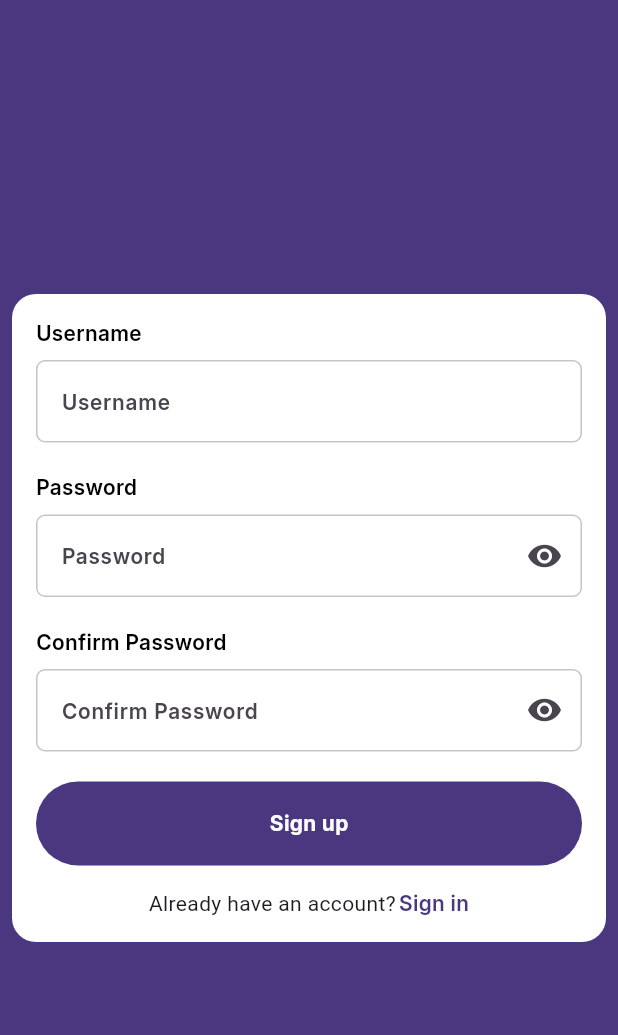
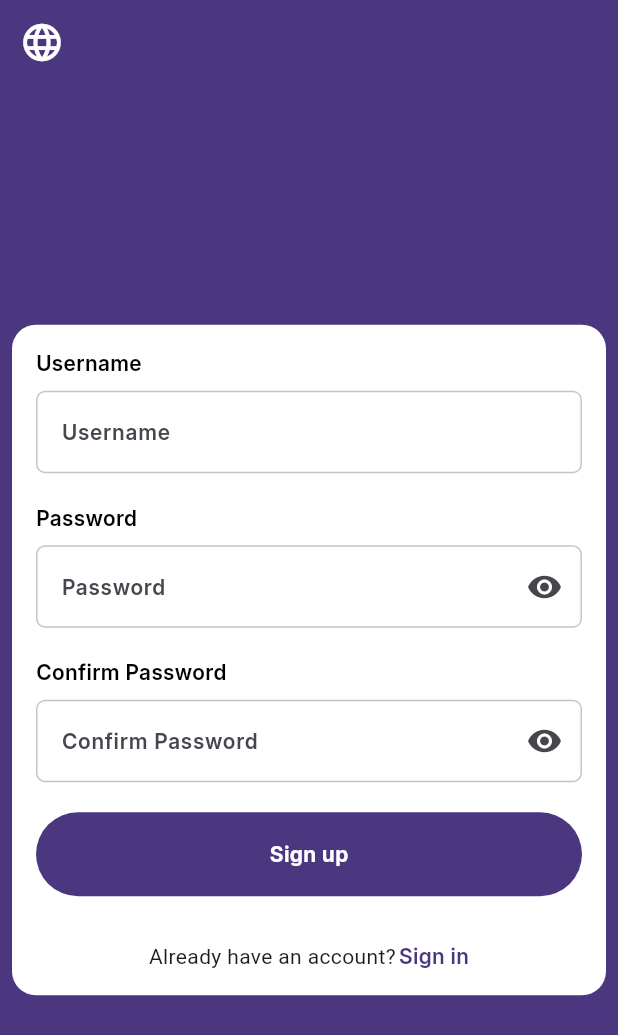
Before and after one commit to vuekah/todo_app_flutter, a Flutter app: the screen it shows after launch, after a tap on "Sign up", on a phone screen of 412 x 824 dp. Shown: the top 1035 px of the screen. Run offline on Flutter 3.47's test engine with Material 3 defaults, Android fonts, the light colour scheme and no system bars; our stand-ins replace shared_preferences, skeletonizer, supabase_flutter; accounts and stored records are empty; generated files the repository leaves out were written again.

Commit message:
refactor code, add multiple language

```diff
--- /dev/null
+++ b/lib/l10n/language_provider.dart
@@ -0,0 +1,27 @@
+import 'package:flutter/material.dart';
+import 'package:shared_preferences/shared_preferences.dart';
+
+class LanguageProvider with ChangeNotifier {
+  Locale _locale = const Locale('en');
+
+  Locale get locale => _locale;
+
+  LanguageProvider() {
+    _loadLanguage();
+  }
+
+  _loadLanguage() async {
+    final prefs = await SharedPreferences.getInstance();
+    final languageCode = prefs.getString('language_code') ?? 'en';
+    _locale = Locale(languageCode);
+    notifyListeners();
+  }
+
+  Future<void> changeLanguage(String languageCode) async {
+    final prefs = await SharedPreferences.getInstance();
+    await prefs.setString('language_code', languageCode);
+
+    _locale = Locale(languageCode);
+    notifyListeners();
+  }
+}
--- a/lib/main.dart
+++ b/lib/main.dart
@@ -1,10 +1,13 @@
 import 'package:flutter/material.dart';
+import 'package:flutter_localizations/flutter_localizations.dart';
 import 'package:provider/provider.dart';
 import 'package:supabase_flutter/supabase_flutter.dart';
-import 'package:todo_app_flutter/pages/auth/login/login_viewmodel.dart';
+import 'package:todo_app_flutter/l10n/language_provider.dart';
+import 'package:todo_app_flutter/pages/home/home_viewmodel.dart';
 import 'package:todo_app_flutter/pages/splash_page.dart';
 import 'package:todo_app_flutter/theme/color_style.dart';
 import 'package:todo_app_flutter/theme/text_style.dart';
+import 'package:flutter_gen/gen_l10n/app_localizations.dart';
 
 const String anonKey =
     "eyJhbGciOiJIUzI1NiIsInR5cCI6IkpXVCJ9.eyJpc3MiOiJzdXBhYmFzZSIsInJlZiI6InRxd2J0ZWppeHpuaG1veGl0Z2NrIiwicm9sZSI6ImFub24iLCJpYXQiOjE3MzA3MDgwOTMsImV4cCI6MjA0NjI4NDA5M30.uhOegJf5C6ojGpk3pi34hkFMLASW_TpK8hNDld7QpJo";
@@ -22,12 +25,31 @@ class MyApp extends StatelessWidget {
 
   @override
   Widget build(BuildContext context) {
+    return MultiProvider(
+        providers: [
+          ChangeNotifierProvider(create: (_) => HomeViewModel()),
+          ChangeNotifierProvider(create: (_) => LanguageProvider())
+        ],
+        child: Consumer<LanguageProvider>(
+            builder: (context, languageProvider, child) {
           return MaterialApp(
+            locale: languageProvider.locale,
+            localizationsDelegates: const [
+              AppLocalizations.delegate,
+              GlobalCupertinoLocalizations.delegate,
+              GlobalWidgetsLocalizations.delegate,
+              GlobalMaterialLocalizations.delegate
+            ],
+            supportedLocales: const [
+              Locale('vi'),
+              Locale('en'),
+            ],
             theme: ThemeData(
                 appBarTheme: const AppBarTheme(
                     backgroundColor: MyAppColors.backgroundColor,
                     titleTextStyle: MyAppStyles.titleAppbarTextStyle)),
             home: const SplashPage(),
           );
+        }));
   }
 }
--- a/lib/pages/auth/login/login_page.dart
+++ b/lib/pages/auth/login/login_page.dart
@@ -2,12 +2,14 @@ import 'package:flutter/material.dart';
 import 'package:provider/provider.dart';
 import 'package:todo_app_flutter/common/widgets/button_widget.dart';
 import 'package:todo_app_flutter/common/widgets/textfield_widget.dart';
+import 'package:todo_app_flutter/l10n/language_provider.dart';
 import 'package:todo_app_flutter/pages/auth/login/login_viewmodel.dart';
 import 'package:todo_app_flutter/utils/dimens_util.dart';
 import 'package:todo_app_flutter/gen/fonts.gen.dart';
 import 'package:todo_app_flutter/pages/home/home_page.dart';
 import 'package:todo_app_flutter/pages/auth/register/register_page.dart';
 import 'package:todo_app_flutter/theme/color_style.dart';
+import 'package:flutter_gen/gen_l10n/app_localizations.dart';
 
 class LoginPage extends StatefulWidget {
   const LoginPage({super.key});
@@ -33,21 +35,38 @@ class _LoginPageState extends State<LoginPage> {
     return ChangeNotifierProvider(
       create: (context) => LoginViewModel(),
       builder: (context, child) => Scaffold(
+        appBar: AppBar(
+          leading: IconButton(
+            onPressed: () {
+              final languageProvider =
+                  Provider.of<LanguageProvider>(context, listen: false);
+              final currentLocale = languageProvider.locale.languageCode;
+              final newLanguageCode = currentLocale == 'vi' ? 'en' : 'vi';
+              languageProvider.changeLanguage(newLanguageCode);
+            },
+            icon: const Icon(
+              Icons.language,
+              size: 30,
+              color: MyAppColors.whiteColor,
+            ),
+          ),
+        ),
         backgroundColor: MyAppColors.backgroundColor,
         body: Center(
           child: Container(
-            margin: EdgeInsets.all(
-                Dimens.screenWidth > Dimens.screenHeight ? 35 : 8),
+            margin: const EdgeInsets.symmetric(horizontal: 8),
             decoration: BoxDecoration(
               borderRadius: BorderRadius.circular(16),
               color: MyAppColors.whiteColor,
             ),
             padding: const EdgeInsets.all(16),
             child: Column(
+              mainAxisAlignment: MainAxisAlignment.center,
+              crossAxisAlignment: CrossAxisAlignment.center,
               mainAxisSize: MainAxisSize.min,
               children: [
                 TextFieldWidget(
-                  hint: "Username",
+                  hint: AppLocalizations.of(context)!.username,
                   controller: _usernameController,
                 ),
                 const SizedBox(
@@ -59,9 +78,9 @@ class _LoginPageState extends State<LoginPage> {
                 ),
                 _buildLoginButton(context),
                 const SizedBox(
-                  height: 15,
+                  height: 30,
                 ),
-                _buildSignUpLink()
+                _buildSignUpLink(),
               ],
             ),
           ),
@@ -74,7 +93,7 @@ class _LoginPageState extends State<LoginPage> {
     return Row(
       mainAxisAlignment: MainAxisAlignment.center,
       children: [
-        const Text("Don't have an account?"),
+        Text(AppLocalizations.of(context)!.dontHaveAccount),
         const SizedBox(width: 2),
         GestureDetector(
           onTap: () {
@@ -83,9 +102,9 @@ class _LoginPageState extends State<LoginPage> {
               MaterialPageRoute(builder: (_) => const RegisterPage()),
             );
           },
-          child: const Text(
-            "Sign up",
-            style: TextStyle(
+          child: Text(
+            AppLocalizations.of(context)!.signUpTitle,
+            style: const TextStyle(
               color: MyAppColors.backgroundColor,
               fontFamily: FontFamily.inter,
               fontWeight: FontWeight.w600,
@@ -106,7 +125,7 @@ class _LoginPageState extends State<LoginPage> {
             callback: () async {
               await _handleLogin(context);
             },
-            title: "Sign in",
+            title: AppLocalizations.of(context)!.signInTitle,
           );
   }
 
@@ -123,14 +142,27 @@ class _LoginPageState extends State<LoginPage> {
       );
     } else {
       if (!mounted) return;
-      _showSnackbar(context, context.read<LoginViewModel>().errorLogin);
+      switch (context.read<LoginViewModel>().errorLogin) {
+        case LoginError.error:
+          _showSnackbar(context, AppLocalizations.of(context)!.loginError);
+          break;
+        case LoginError.emptyField:
+          _showSnackbar(context, AppLocalizations.of(context)!.emptyFieldError);
+          break;
+        case LoginError.invalidCredential:
+          _showSnackbar(
+              context, AppLocalizations.of(context)!.loginInvalidCredentials);
+          break;
+        default:
+          break;
+      }
     }
   }
 
   TextFieldWidget _buildPasswordField(BuildContext context) {
     return TextFieldWidget(
       controller: _passwordController,
-      hint: "Password",
+      hint: AppLocalizations.of(context)!.password,
       suffixIcon: GestureDetector(
         child: Icon(context.watch<LoginViewModel>().obscurePassword
             ? Icons.visibility
--- a/lib/pages/auth/register/register_page.dart
+++ b/lib/pages/auth/register/register_page.dart
@@ -2,10 +2,12 @@ import 'package:flutter/material.dart';
 import 'package:provider/provider.dart';
 import 'package:todo_app_flutter/common/widgets/button_widget.dart';
 import 'package:todo_app_flutter/common/widgets/textfield_widget.dart';
+import 'package:todo_app_flutter/l10n/language_provider.dart';
 import 'package:todo_app_flutter/pages/auth/register/register_viewmodel.dart';
 import 'package:todo_app_flutter/utils/dimens_util.dart';
 import 'package:todo_app_flutter/gen/fonts.gen.dart';
 import 'package:todo_app_flutter/theme/color_style.dart';
+import 'package:flutter_gen/gen_l10n/app_localizations.dart';
 
 class RegisterPage extends StatefulWidget {
   const RegisterPage({super.key});
@@ -33,7 +35,23 @@ class _RegisterPageState extends State<RegisterPage> {
 
     return ChangeNotifierProvider(
       create: (context) => RegisterViewModel(),
-      builder:(context,child)=> Scaffold(
+      builder: (context, child) => Scaffold(
+        appBar: AppBar(
+          leading: IconButton(
+            onPressed: () {
+              final languageProvider =
+                  Provider.of<LanguageProvider>(context, listen: false);
+              final currentLocale = languageProvider.locale.languageCode;
+              final newLanguageCode = currentLocale == 'vi' ? 'en' : 'vi';
+              languageProvider.changeLanguage(newLanguageCode);
+            },
+            icon: const Icon(
+              Icons.language,
+              size: 30,
+              color: MyAppColors.whiteColor,
+            ),
+          ),
+        ),
         backgroundColor: MyAppColors.backgroundColor,
         body: Center(
           child: SingleChildScrollView(
@@ -65,7 +83,9 @@ class _RegisterPageState extends State<RegisterPage> {
           _buildConfirmPasswordField(context),
           const SizedBox(height: 20),
           _buildRegisterButton(context),
-          const SizedBox(height: 15),
+          const SizedBox(
+            height: 30,
+          ),
           _buildSignInLink(),
         ],
       ),
@@ -74,40 +94,42 @@ class _RegisterPageState extends State<RegisterPage> {
 
   Widget _buildUsernameField() {
     return TextFieldWidget(
-      hint: "Username",
+      hint: AppLocalizations.of(context)!.username,
       controller: _usernameController,
     );
   }
 
   Widget _buildPasswordField(BuildContext context) {
-    return TextFieldWidget(
-      hint: "Password",
+    return Selector<RegisterViewModel, bool>(
+      builder: (context, value, child) => TextFieldWidget(
+        hint: AppLocalizations.of(context)!.password,
         controller: _passwordController,
-      obscureText: context.watch<RegisterViewModel>().obscurePassword,
+        obscureText: value,
         suffixIcon: GestureDetector(
           onTap: context.read<RegisterViewModel>().changeStateObscurePassword,
           child: Icon(
-          context.watch<RegisterViewModel>().obscurePassword
-              ? Icons.visibility
-              : Icons.visibility_off,
+            value ? Icons.visibility : Icons.visibility_off,
           ),
         ),
+      ),
+      selector: (context, value) => value.obscurePassword,
     );
   }
 
   Widget _buildConfirmPasswordField(BuildContext context) {
-    return TextFieldWidget(
-      hint: "Confirm Password",
+    return Selector<RegisterViewModel, bool>(
+      builder: (context, value, child) => TextFieldWidget(
+        hint: AppLocalizations.of(context)!.confirmPassword,
         controller: _rePasswordController,
-      obscureText: context.watch<RegisterViewModel>().obscureRePassword,
+        obscureText: value,
         suffixIcon: GestureDetector(
           onTap: context.read<RegisterViewModel>().changeStateObscureRePassword,
           child: Icon(
-          context.watch<RegisterViewModel>().obscureRePassword
-              ? Icons.visibility
-              : Icons.visibility_off,
+            value ? Icons.visibility : Icons.visibility_off,
           ),
         ),
+      ),
+      selector: (context, value) => value.obscureRePassword,
     );
   }
 
@@ -119,7 +141,7 @@ class _RegisterPageState extends State<RegisterPage> {
             callback: () async {
               await _handleRegister(context);
             },
-            title: "Sign up",
+            title: AppLocalizations.of(context)!.signUpTitle,
           );
   }
 
@@ -127,15 +149,15 @@ class _RegisterPageState extends State<RegisterPage> {
     return Row(
       mainAxisAlignment: MainAxisAlignment.center,
       children: [
-        const Text("Already have an account?"),
+        Text(AppLocalizations.of(context)!.alreadyHaveAccount),
         const SizedBox(width: 2),
         GestureDetector(
           onTap: () {
             Navigator.pop(context);
           },
-          child: const Text(
-            "Sign in",
-            style: TextStyle(
+          child: Text(
+            AppLocalizations.of(context)!.signInTitle,
+            style: const TextStyle(
               color: MyAppColors.backgroundColor,
               fontFamily: FontFamily.inter,
               fontWeight: FontWeight.w600,
@@ -155,11 +177,23 @@ class _RegisterPageState extends State<RegisterPage> {
 
     if (!context.mounted) return;
 
-    if (context.watch<RegisterViewModel>().registerStatus ==
+    if (context.read<RegisterViewModel>().registerStatus ==
         RegisterStatus.error) {
-      _showSnackbar(context, context.read<RegisterViewModel>().errorRegister);
+      switch (context.read<RegisterViewModel>().errorRegister) {
+        case RegisterErrorMessage.errorSomething:
+          _showSnackbar(context, AppLocalizations.of(context)!.errorSomething);
+          break;
+        case RegisterErrorMessage.errorRePassword:
+          _showSnackbar(context, AppLocalizations.of(context)!.errorRePassword);
+          break;
+        case RegisterErrorMessage.emptyFieldError:
+          _showSnackbar(context, AppLocalizations.of(context)!.emptyFieldError);
+          break;
+        default:
+          break;
+      }
     } else {
-      _showSnackbar(context, 'Registration successful');
+      _showSnackbar(context, AppLocalizations.of(context)!.registerSuccess);
       Navigator.pop(context);
     }
   }
--- a/lib/pages/auth/register/register_viewmodel.dart
+++ b/lib/pages/auth/register/register_viewmodel.dart
@@ -3,13 +3,20 @@ import 'package:todo_app_flutter/service/auth_service.dart';
 
 enum RegisterStatus { init, loading, success, error }
 
+enum RegisterErrorMessage {
+  init,
+  errorSomething,
+  errorRePassword,
+  emptyFieldError
+}
+
 class RegisterViewModel extends ChangeNotifier {
   bool _obscurePassword = true;
   RegisterStatus _registerStatus = RegisterStatus.init;
   bool _obscureRePassword = true;
-  String _errorRegister = "";
+  RegisterErrorMessage _errorRegister = RegisterErrorMessage.init;
 
-  String get errorRegister => _errorRegister;
+  RegisterErrorMessage get errorRegister => _errorRegister;
   bool get obscurePassword => _obscurePassword;
   bool get obscureRePassword => _obscureRePassword;
   RegisterStatus get registerStatus => _registerStatus;
@@ -34,23 +41,22 @@ class RegisterViewModel extends ChangeNotifier {
           final response = await AuthService().register(username, pwd);
           if (response.user != null) {
             _registerStatus = RegisterStatus.success;
-            _errorRegister = "Register Successfully";
           } else {
             _registerStatus = RegisterStatus.error;
-            _errorRegister = "Something is error! ";
+            _errorRegister = RegisterErrorMessage.errorSomething;
           }
         } else {
           _registerStatus = RegisterStatus.error;
-          _errorRegister = "Re password not match!";
+          _errorRegister = RegisterErrorMessage.errorRePassword;
           //showing not match
         }
       } else {
         _registerStatus = RegisterStatus.error;
-        _errorRegister = "Username, Password, RePassword cannot be empty";
+        _errorRegister = RegisterErrorMessage.emptyFieldError;
       }
     } catch (e) {
       _registerStatus = RegisterStatus.error;
-      _errorRegister = e.toString();
+      _errorRegister =RegisterErrorMessage.errorSomething;
     } finally {
       notifyListeners();
     }
--- a/pubspec.yaml
+++ b/pubspec.yaml
@@ -35,13 +35,15 @@ dependencies:
   # The following adds the Cupertino Icons font to your application.
   # Use with the CupertinoIcons class for iOS style icons.
   cupertino_icons: ^1.0.8
-  flutter_gen: ^5.8.0
   flutter_gen_runner: ^5.8.0
   http: ^1.2.2
   supabase_flutter: ^2.8.1
   provider: ^6.1.2
   skeletonizer: ^1.4.2
+  flutter_localizations:
+    sdk: flutter
   intl: ^0.19.0
+  shared_preferences: ^2.3.3
 
 
 dev_dependencies:
@@ -63,6 +65,7 @@ flutter:
   # The following line ensures that the Material Icons font is
   # included with your application, so that you can use the icons in
   # the material Icons class.
+  generate: true
   uses-material-design: true
 
   # To add assets to your application, add an assets section, like this:
```
Also changed, not shown: lib/l10n/app_en.arb (added, +35 -0 lines), lib/l10n/app_vi.arb (added, +32 -0 lines), lib/pages/add_task/add_task.page.dart (+42 -32 lines), lib/pages/add_task/add_task_viewmodel.dart (+4 -14 lines), lib/pages/auth/login/login_viewmodel.dart (+7 -7 lines), lib/pages/home/home_page.dart (+53 -30 lines), lib/pages/home/home_viewmodel.dart (+1 -17 lines), lib/utils/date_util.dart (+11 -11 lines), pubspec.lock. Lines whose indentation alone changed are shown as unchanged.
